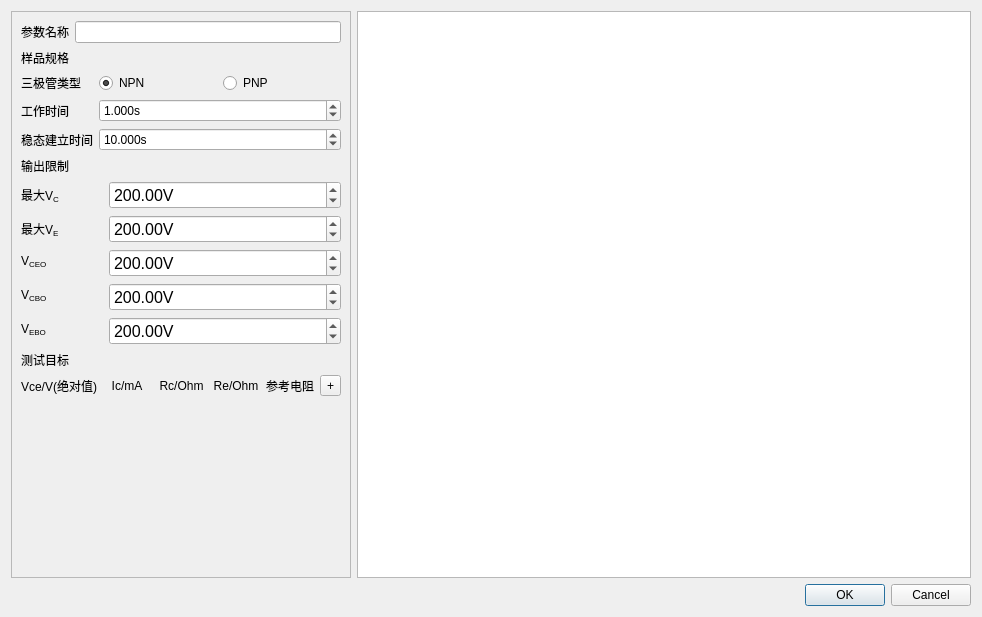
This is new/args/args.ui in Joker2387089590/MIL-STD-750 as Qt 5 draws it before an edit. The edited form follows.
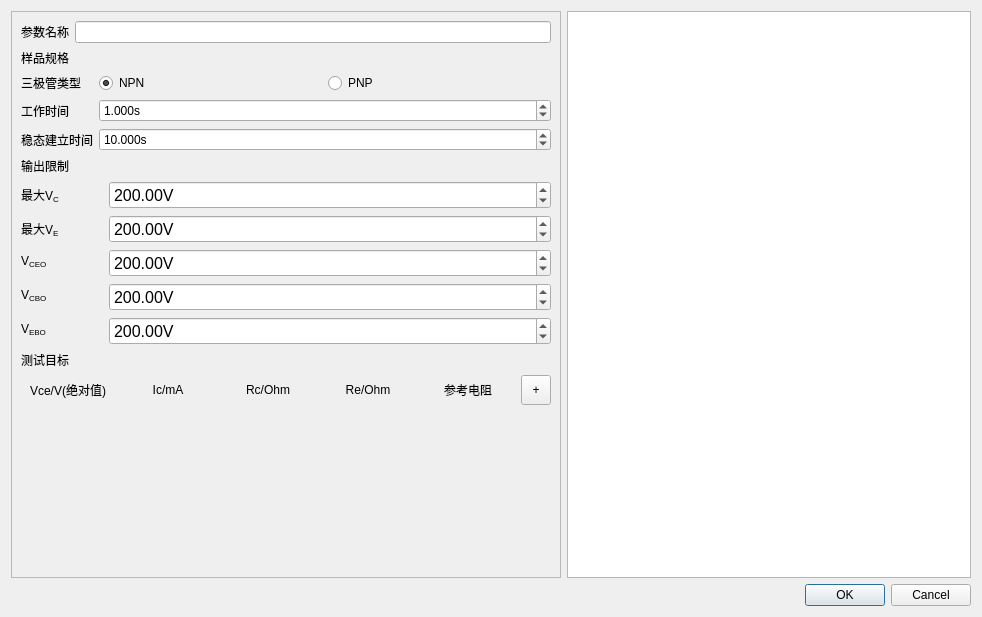
This is the edited form. Custom widgets are drawn as their Qt base class.

Patch:
```diff
--- a/new/args/args.ui
+++ b/new/args/args.ui
@@ -18,7 +18,7 @@
     <widget class="QScrollArea" name="scrollArea">
      <property name="minimumSize">
       <size>
-       <width>340</width>
+       <width>550</width>
        <height>0</height>
       </size>
      </property>
@@ -30,8 +30,8 @@
        <rect>
         <x>0</x>
         <y>0</y>
-        <width>338</width>
-        <height>567</height>
+        <width>548</width>
+        <height>568</height>
        </rect>
       </property>
       <layout class="QVBoxLayout" name="verticalLayout_4">
@@ -375,10 +375,16 @@
          </item>
          <item>
           <widget class="QToolButton" name="btnAdd">
+           <property name="minimumSize">
+            <size>
+             <width>30</width>
+             <height>30</height>
+            </size>
+           </property>
            <property name="maximumSize">
             <size>
-             <width>50</width>
-             <height>50</height>
+             <width>30</width>
+             <height>30</height>
             </size>
            </property>
            <property name="text">
```
